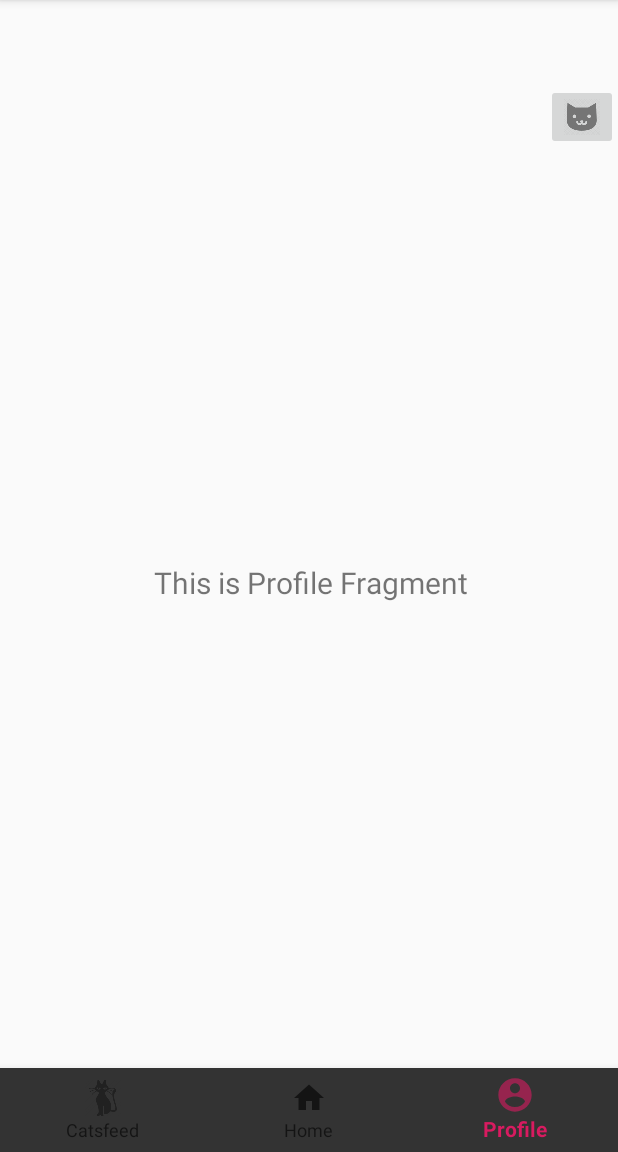
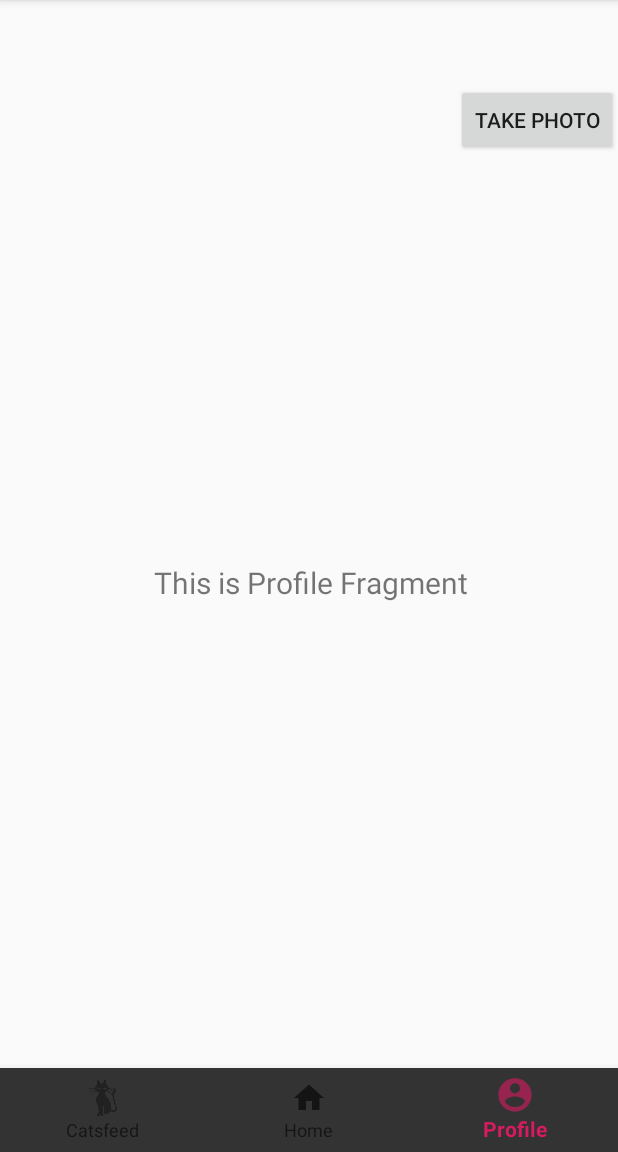
Before and after one commit to tanyhb1/YSC3237FinalProject, an Android app: the screen it shows after launch (MainActivity), item 3 of the bottom bar chosen, on a phone screen of 412 x 824 dp, the part 84-1236 px from its top. Run offline under Robolectric (Android 15) with nearby library versions, the phone set to English and light mode, and no system bars; our stand-ins replace navigation-ui; 4 statements that could not run were skipped.

Commit message:
fixed error with casting ImageButton to Button

```diff
--- a/app/src/main/java/com/ysc3237/snapcat/MainActivity.kt
+++ b/app/src/main/java/com/ysc3237/snapcat/MainActivity.kt
@@ -55,9 +55,9 @@ class MainActivity : AppCompatActivity() {
             )
         )
         captureButton = findViewById(R.id.btn_capture)
-        captureButton.setOnClickListener {
+        captureButton.setOnClickListener (View.OnClickListener {
             if (checkPermission()) takePicture() else requestPermission()
-        }
+        })
         setupActionBarWithNavController(navController, appBarConfiguration)
         navView.setupWithNavController(navController)
     }
@@ -65,15 +65,12 @@ class MainActivity : AppCompatActivity() {
     lateinit var imageView: ImageView
     lateinit var captureButton: Button
 
-    private var REQUEST_IMAGE_CAPTURE = 1
+    val REQUEST_IMAGE_CAPTURE = 1
 
 
     private val PERMISSION_REQUEST_CODE: Int = 101
 
     private var mCurrentPhotoPath: String? = null;
-
-
-
     override fun onRequestPermissionsResult(requestCode: Int, permissions: Array<out String>, grantResults: IntArray) {
         when (requestCode) {
             PERMISSION_REQUEST_CODE -> {
@@ -97,7 +94,7 @@ class MainActivity : AppCompatActivity() {
 
     private fun takePicture() {
 
-        val intent = Intent(MediaStore.ACTION_IMAGE_CAPTURE)
+        val intent: Intent = Intent(MediaStore.ACTION_IMAGE_CAPTURE)
         val file: File = createFile()
 
         val uri: Uri = FileProvider.getUriForFile(
@@ -114,10 +111,10 @@ class MainActivity : AppCompatActivity() {
         if (requestCode == REQUEST_IMAGE_CAPTURE && resultCode == Activity.RESULT_OK) {
 
             //To get the File for further usage
-            val auxFile = File(mCurrentPhotoPath)
+            //val auxFile = File(mCurrentPhotoPath)
 
 
-            val bitmap: Bitmap = BitmapFactory.decodeFile(mCurrentPhotoPath)
+            var bitmap: Bitmap = BitmapFactory.decodeFile(mCurrentPhotoPath)
             imageView.setImageBitmap(bitmap)
 
         }
@@ -131,7 +128,6 @@ class MainActivity : AppCompatActivity() {
         ) == PackageManager.PERMISSION_GRANTED)
     }
 
-    @RequiresApi(Build.VERSION_CODES.JELLY_BEAN)
     private fun requestPermission() {
         ActivityCompat.requestPermissions(this, arrayOf(READ_EXTERNAL_STORAGE, CAMERA), PERMISSION_REQUEST_CODE)
     }
@@ -152,4 +148,6 @@ class MainActivity : AppCompatActivity() {
         }
     }
 
+
+
 }
--- a/app/src/main/res/layout/activity_main.xml
+++ b/app/src/main/res/layout/activity_main.xml
@@ -7,20 +7,30 @@
     android:layout_height="match_parent"
     android:paddingTop="?attr/actionBarSize">
 <!--Button for taking photo-->
-    <ImageButton
+<!--    <ImageButton-->
+<!--        android:id="@+id/btn_capture"-->
+<!--        android:layout_width="wrap_content"-->
+<!--        android:layout_height="wrap_content"-->
+<!--        android:layout_gravity="center_horizontal"-->
+<!--        android:src="@drawable/cat_map_icon_24dp"-->
+<!--        tools:context=".MainActivity"-->
+<!--        app:layout_constraintTop_toTopOf="parent"-->
+<!--        app:layout_constraintRight_toRightOf="parent"-->
+<!--        android:layout_alignParentTop="true"-->
+<!--        android:layout_alignParentRight="true"-->
+<!--        android:layout_alignParentEnd="true"-->
+<!--        android:contentDescription="@string/takes_picture" />-->
+    <Button
         android:id="@+id/btn_capture"
         android:layout_width="wrap_content"
         android:layout_height="wrap_content"
         android:layout_gravity="center_horizontal"
-        android:src="@drawable/cat_map_icon_24dp"
+        android:text="Take Photo"
         tools:context=".MainActivity"
         app:layout_constraintTop_toTopOf="parent"
         app:layout_constraintRight_toRightOf="parent"
         android:layout_alignParentTop="true"
-        android:layout_alignParentRight="true"
-        android:layout_alignParentEnd="true"
-        android:contentDescription="@string/takes_picture" />
-
+        android:layout_alignParentRight="true"/>
     <com.google.android.material.bottomnavigation.BottomNavigationView
         android:id="@+id/nav_view"
         android:layout_width="0dp"
```
